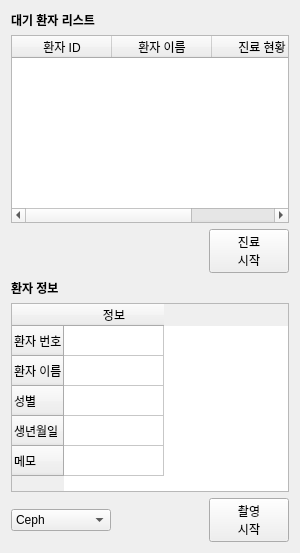
The window that ImageViewerSW/patientinfo.ui (Jeong0809/QT) describes before a commit, drawn with Qt 5.
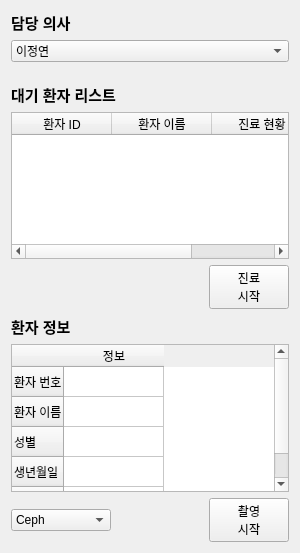
The same window after the commit.

```diff
--- a/ImageViewerSW/patientinfo.ui
+++ b/ImageViewerSW/patientinfo.ui
@@ -20,19 +20,57 @@
    <string>Form</string>
   </property>
   <layout class="QGridLayout" name="gridLayout">
-   <item row="0" column="0">
-    <widget class="QLabel" name="label">
-     <property name="font">
-      <font>
-       <bold>true</bold>
-      </font>
-     </property>
-     <property name="text">
-      <string>대기 환자 리스트</string>
-     </property>
-    </widget>
+   <item row="7" column="0">
+    <layout class="QHBoxLayout" name="horizontalLayout">
+     <item>
+      <widget class="QComboBox" name="comboBox">
+       <property name="minimumSize">
+        <size>
+         <width>100</width>
+         <height>0</height>
+        </size>
+       </property>
+       <item>
+        <property name="text">
+         <string>Ceph</string>
+        </property>
+       </item>
+       <item>
+        <property name="text">
+         <string>Pano</string>
+        </property>
+       </item>
+       <item>
+        <property name="text">
+         <string>Both</string>
+        </property>
+       </item>
+      </widget>
+     </item>
+     <item>
+      <spacer name="horizontalSpacer_3">
+       <property name="orientation">
+        <enum>Qt::Horizontal</enum>
+       </property>
+       <property name="sizeHint" stdset="0">
+        <size>
+         <width>15</width>
+         <height>20</height>
+        </size>
+       </property>
+      </spacer>
+     </item>
+     <item>
+      <widget class="QPushButton" name="pushButton_2">
+       <property name="text">
+        <string>촬영
+시작</string>
+       </property>
+      </widget>
+     </item>
+    </layout>
    </item>
-   <item row="1" column="0">
+   <item row="3" column="0">
     <widget class="QTableWidget" name="tableWidget_2">
      <column>
       <property name="text">
@@ -51,44 +89,7 @@
      </column>
     </widget>
    </item>
-   <item row="2" column="0">
-    <layout class="QHBoxLayout" name="horizontalLayout_2">
-     <item>
-      <spacer name="horizontalSpacer">
-       <property name="orientation">
-        <enum>Qt::Horizontal</enum>
-       </property>
-       <property name="sizeHint" stdset="0">
-        <size>
-         <width>40</width>
-         <height>20</height>
-        </size>
-       </property>
-      </spacer>
-     </item>
-     <item>
-      <widget class="QPushButton" name="pushButton">
-       <property name="text">
-        <string>진료
-시작</string>
-       </property>
-      </widget>
-     </item>
-    </layout>
-   </item>
-   <item row="3" column="0">
-    <widget class="QLabel" name="label_2">
-     <property name="font">
-      <font>
-       <bold>true</bold>
-      </font>
-     </property>
-     <property name="text">
-      <string>환자 정보</string>
-     </property>
-    </widget>
-   </item>
-   <item row="4" column="0">
+   <item row="6" column="0">
     <widget class="QTableWidget" name="tableWidget">
      <property name="layoutDirection">
       <enum>Qt::LeftToRight</enum>
@@ -131,56 +132,104 @@
      </column>
     </widget>
    </item>
+   <item row="2" column="0">
+    <widget class="QLabel" name="label">
+     <property name="font">
+      <font>
+       <pointsize>11</pointsize>
+       <bold>true</bold>
+      </font>
+     </property>
+     <property name="text">
+      <string>대기 환자 리스트</string>
+     </property>
+    </widget>
+   </item>
    <item row="5" column="0">
-    <layout class="QHBoxLayout" name="horizontalLayout">
+    <widget class="QLabel" name="label_2">
+     <property name="font">
+      <font>
+       <pointsize>11</pointsize>
+       <bold>true</bold>
+      </font>
+     </property>
+     <property name="text">
+      <string>환자 정보</string>
+     </property>
+    </widget>
+   </item>
+   <item row="4" column="0">
+    <layout class="QHBoxLayout" name="horizontalLayout_2">
      <item>
-      <widget class="QComboBox" name="comboBox">
-       <property name="minimumSize">
-        <size>
-         <width>100</width>
-         <height>0</height>
-        </size>
-       </property>
-       <item>
-        <property name="text">
-         <string>Ceph</string>
-        </property>
-       </item>
-       <item>
-        <property name="text">
-         <string>Pano</string>
-        </property>
-       </item>
-       <item>
-        <property name="text">
-         <string>Both</string>
-        </property>
-       </item>
-      </widget>
-     </item>
-     <item>
-      <spacer name="horizontalSpacer_3">
+      <spacer name="horizontalSpacer">
        <property name="orientation">
         <enum>Qt::Horizontal</enum>
        </property>
        <property name="sizeHint" stdset="0">
         <size>
-         <width>15</width>
+         <width>40</width>
          <height>20</height>
         </size>
        </property>
       </spacer>
      </item>
      <item>
-      <widget class="QPushButton" name="pushButton_2">
+      <widget class="QPushButton" name="pushButton">
        <property name="text">
-        <string>촬영
+        <string>진료
 시작</string>
        </property>
       </widget>
      </item>
     </layout>
    </item>
+   <item row="0" column="0">
+    <layout class="QVBoxLayout" name="verticalLayout">
+     <item>
+      <widget class="QLabel" name="label_3">
+       <property name="font">
+        <font>
+         <pointsize>11</pointsize>
+         <bold>true</bold>
+        </font>
+       </property>
+       <property name="text">
+        <string>담당 의사</string>
+       </property>
+      </widget>
+     </item>
+     <item>
+      <widget class="QComboBox" name="comboBox_2">
+       <item>
+        <property name="text">
+         <string>이정연</string>
+        </property>
+       </item>
+       <item>
+        <property name="text">
+         <string>New Item</string>
+        </property>
+       </item>
+      </widget>
+     </item>
+     <item>
+      <spacer name="verticalSpacer">
+       <property name="orientation">
+        <enum>Qt::Vertical</enum>
+       </property>
+       <property name="sizeType">
+        <enum>QSizePolicy::Fixed</enum>
+       </property>
+       <property name="sizeHint" stdset="0">
+        <size>
+         <width>20</width>
+         <height>15</height>
+        </size>
+       </property>
+      </spacer>
+     </item>
+    </layout>
+   </item>
   </layout>
  </widget>
  <resources/>
```
